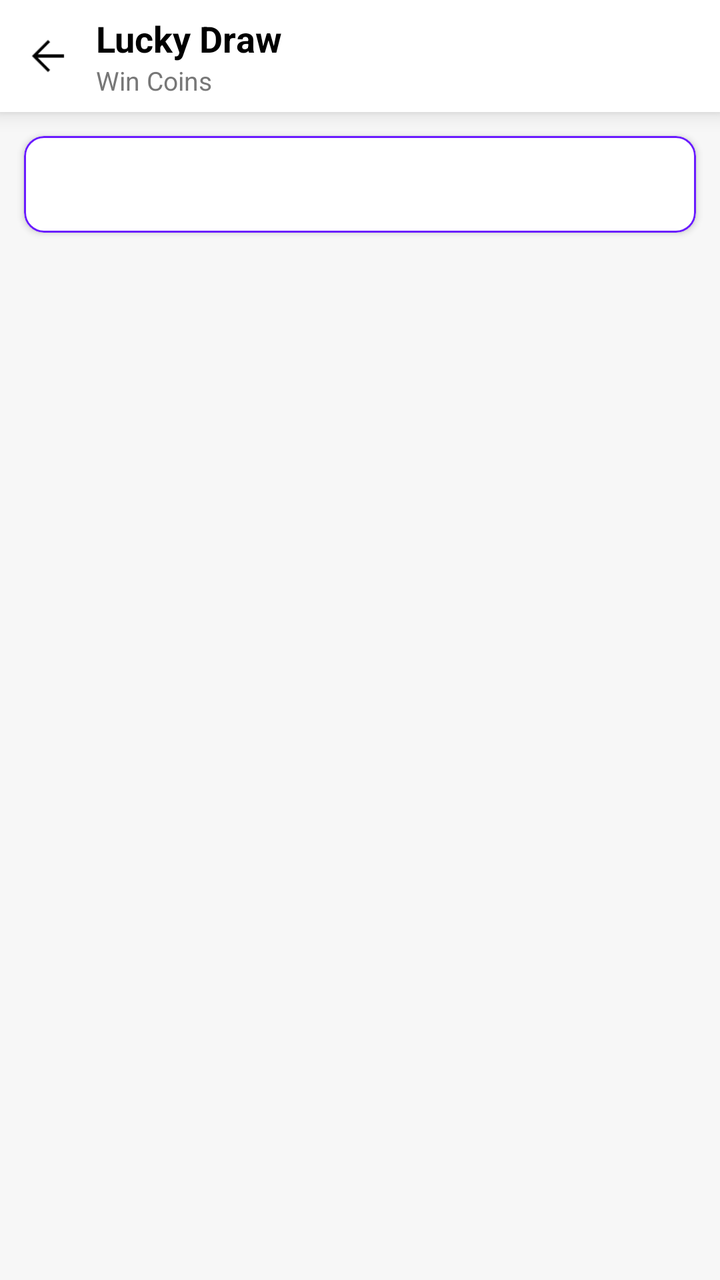
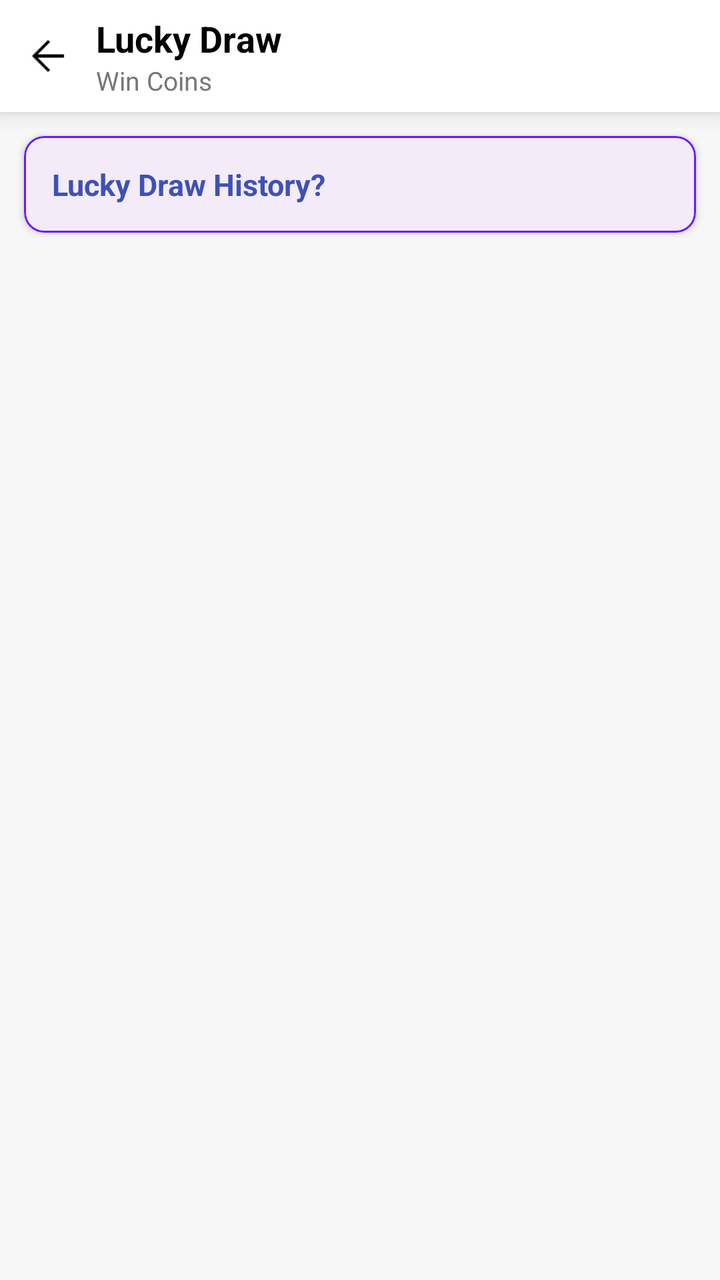

Screens rendered from an Android XML layout before and after an edit, with the pre-edit source and the edit as a unified diff.
<!-- AndroidManifest.xml: application theme Theme.RGamer -->
<!-- res/layout/activity_lucky_draw.xml -->
<?xml version="1.0" encoding="utf-8"?>
<LinearLayout xmlns:android="http://schemas.android.com/apk/res/android"
    xmlns:app="http://schemas.android.com/apk/res-auto"
    android:layout_width="match_parent"
    android:layout_height="match_parent"
    android:orientation="vertical"
    android:background="#F7F7F7">

    
    <LinearLayout
        android:layout_width="match_parent"
        android:layout_height="56dp"
        android:background="@android:color/white"
        android:gravity="center_vertical"
        android:paddingHorizontal="12dp"
        android:elevation="6dp">

        <ImageView
            android:id="@+id/btnBack"
            android:layout_width="24dp"
            android:layout_height="24dp"
            android:src="@drawable/back_arrow" />

        <LinearLayout
            android:layout_width="wrap_content"
            android:layout_height="wrap_content"
            android:layout_marginStart="12dp"
            android:orientation="vertical">

            <TextView
                android:layout_width="wrap_content"
                android:layout_height="wrap_content"
                android:text="Lucky Draw"
                android:textSize="18sp"
                android:textStyle="bold"
                android:textColor="@color/black" />

            <TextView
                android:layout_width="wrap_content"
                android:layout_height="wrap_content"
                android:text="Win Coins"
                android:textSize="13sp"
                android:textColor="#777777" />
        </LinearLayout>
    </LinearLayout>

    
    <com.google.android.material.card.MaterialCardView
        android:layout_width="match_parent"
        android:layout_height="wrap_content"
        android:layout_margin="12dp"
        app:cardCornerRadius="10dp"
        app:cardElevation="2dp"
        app:cardBackgroundColor="@color/white"
        app:cardForegroundColor="@color/white"
        android:background="@color/white"
        app:strokeColor="#6A1BFF"
        app:strokeWidth="1dp">

        <TextView
            android:layout_width="match_parent"
            android:layout_height="wrap_content"
            android:padding="14dp"
            android:text="How Lucky Draw Works?"
            android:textSize="15sp"
            android:textStyle="bold"
            android:textColor="#3F51B5" />
    </com.google.android.material.card.MaterialCardView>

    
    <androidx.recyclerview.widget.RecyclerView
        android:id="@+id/luckyDrawRecycler"
        android:layout_width="match_parent"
        android:layout_height="0dp"
        android:layout_weight="1"
        android:padding="8dp"
        android:scrollbars="vertical" />

</LinearLayout>
<!-- resources referenced by this layout -->
<resources>
  <color name="black">#FF000000</color>
  <color name="white">#FFFFFFFF</color>
  <!-- drawable back_arrow: png bitmap (drawable, 429 bytes) -->
  <style name="Theme.RGamer" parent="Base.Theme.RGamer" />
  <style name="Base.Theme.RGamer" parent="Theme.Material3.DayNight.NoActionBar">
          
          
      </style>
</resources>

<!-- the commit's change to res/layout/activity_lucky_draw.xml (unified diff, before → after) -->
@@ -28,40 +28,39 @@
             android:orientation="vertical">
 
             <TextView
-                android:layout_width="wrap_content"
-                android:layout_height="wrap_content"
                 android:text="Lucky Draw"
                 android:textSize="18sp"
                 android:textStyle="bold"
-                android:textColor="@color/black" />
+                android:textColor="@color/black"
+                android:layout_width="wrap_content"
+                android:layout_height="wrap_content" />
 
             <TextView
-                android:layout_width="wrap_content"
-                android:layout_height="wrap_content"
                 android:text="Win Coins"
                 android:textSize="13sp"
-                android:textColor="#777777" />
+                android:textColor="#777777"
+                android:layout_width="wrap_content"
+                android:layout_height="wrap_content" />
         </LinearLayout>
     </LinearLayout>
 
     
     <com.google.android.material.card.MaterialCardView
+        android:id="@+id/cardLuckyDrawHistory"
         android:layout_width="match_parent"
         android:layout_height="wrap_content"
         android:layout_margin="12dp"
         app:cardCornerRadius="10dp"
         app:cardElevation="2dp"
-        app:cardBackgroundColor="@color/white"
-        app:cardForegroundColor="@color/white"
-        android:background="@color/white"
         app:strokeColor="#6A1BFF"
-        app:strokeWidth="1dp">
+        app:strokeWidth="1dp"
+        android:background="@color/white">
 
         <TextView
             android:layout_width="match_parent"
             android:layout_height="wrap_content"
             android:padding="14dp"
-            android:text="How Lucky Draw Works?"
+            android:text="Lucky Draw History?"
             android:textSize="15sp"
             android:textStyle="bold"
             android:textColor="#3F51B5" />
@@ -73,7 +72,6 @@
         android:layout_width="match_parent"
         android:layout_height="0dp"
         android:layout_weight="1"
-        android:padding="8dp"
-        android:scrollbars="vertical" />
+        android:padding="8dp" />
 
 </LinearLayout>
